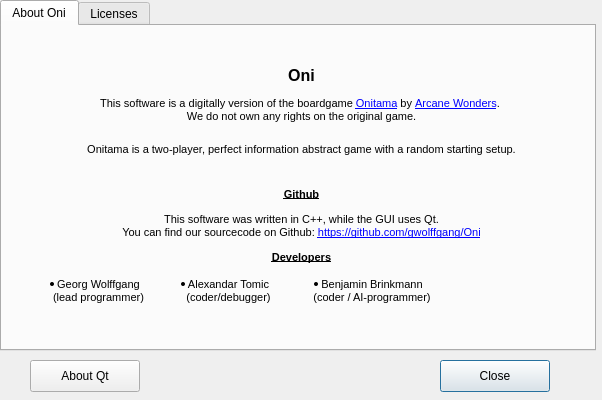
Above: dialogabout.ui from gwolffgang/Oni before the change. Below: the same form after it.
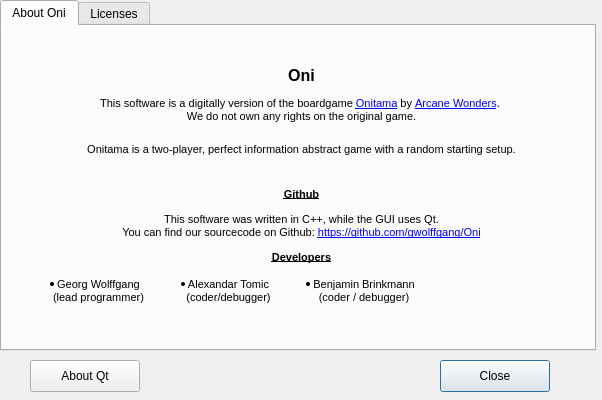
That is the form after the change. The open tabs and pages were chosen to show the change. Icons and pictures are not drawn.

The edit to the form file:
```diff
--- a/dialogabout.ui
+++ b/dialogabout.ui
@@ -61,7 +61,7 @@
 &lt;td&gt;
 &lt;ul style=&quot;margin-top: 0px; margin-bottom: 0px; margin-left: 0px; margin-right: 0px; -qt-list-indent: 1;&quot;&gt;&lt;li style=&quot; font-family:'MS Shell Dlg 2'; font-size:8pt; color:#000000;&quot; align=&quot;center&quot; style=&quot; margin-top:12px; margin-bottom:12px; margin-left:0px; margin-right:0px; -qt-block-indent:0; text-indent:0px;&quot;&gt;Alexandar Tomic&lt;br /&gt;(coder/debugger)&lt;/li&gt;&lt;/ul&gt;&lt;/td&gt;
 &lt;td&gt;
-&lt;ul style=&quot;margin-top: 0px; margin-bottom: 0px; margin-left: 0px; margin-right: 0px; -qt-list-indent: 1;&quot;&gt;&lt;li style=&quot; font-family:'MS Shell Dlg 2'; font-size:8pt; color:#000000;&quot; align=&quot;center&quot; style=&quot; margin-top:12px; margin-bottom:12px; margin-left:0px; margin-right:0px; -qt-block-indent:0; text-indent:0px;&quot;&gt;Benjamin Brinkmann&lt;br /&gt;(coder / AI-programmer)&lt;/li&gt;&lt;/ul&gt;&lt;/td&gt;&lt;/tr&gt;&lt;/table&gt;&lt;/body&gt;&lt;/html&gt;</string>
+&lt;ul style=&quot;margin-top: 0px; margin-bottom: 0px; margin-left: 0px; margin-right: 0px; -qt-list-indent: 1;&quot;&gt;&lt;li style=&quot; font-family:'MS Shell Dlg 2'; font-size:8pt; color:#000000;&quot; align=&quot;center&quot; style=&quot; margin-top:12px; margin-bottom:12px; margin-left:0px; margin-right:0px; -qt-block-indent:0; text-indent:0px;&quot;&gt;Benjamin Brinkmann&lt;br /&gt;(coder / debugger)&lt;/li&gt;&lt;/ul&gt;&lt;/td&gt;&lt;/tr&gt;&lt;/table&gt;&lt;/body&gt;&lt;/html&gt;</string>
         </property>
        </widget>
       </item>
```
Left out of the diff: 2 changed lines with no effect on the pictures.
